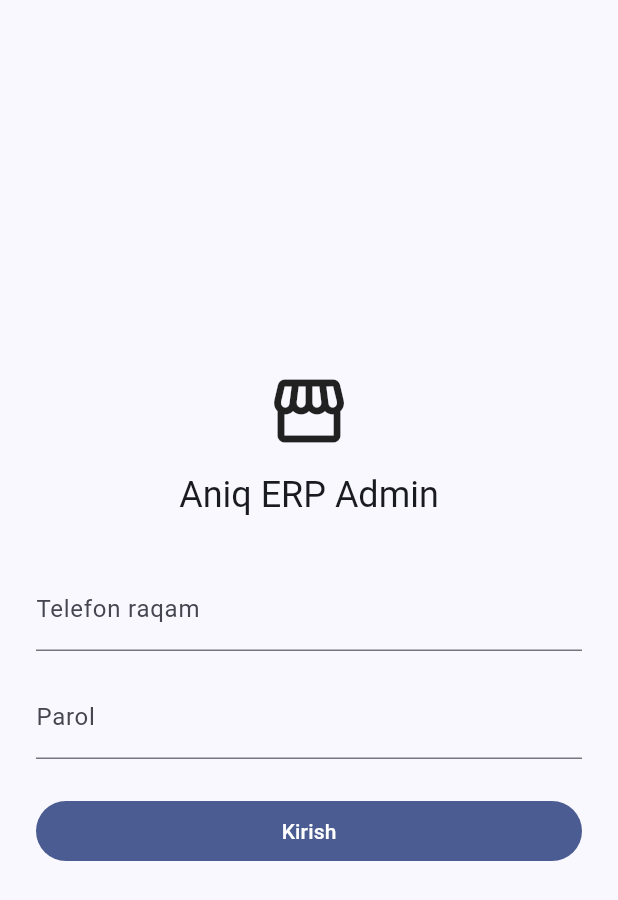
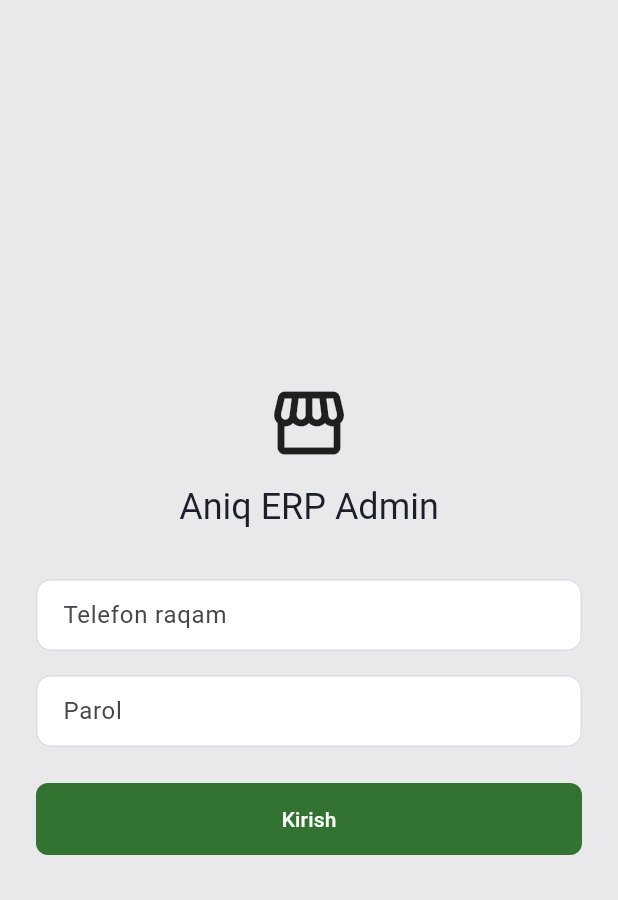
Before and after one commit to Ikhtiyor-s/erp, a Flutter app: the screen it shows after launch, on a phone screen of 412 x 824 dp. Shown: the top 900 px of the screen. Run offline on Flutter 3.47's test engine with Material 3 defaults, Android fonts, the phone set to English and light mode, and no system bars; our stand-ins replace connectivity_plus, dio, firebase_core, firebase_messaging, flutter_secure_storage, go_router and 1 more; missing offline and left inert: mobile_scanner; accounts and stored records are empty.

Commit message:
style(mobile-admin): shared theme + reusable search field and list tile
Introduces lib/theme/app_theme.dart, app_search_field.dart and
zebra_tile.dart, and reworks the existing screens (menu, orders,
expenses, staff, statistics, settings) to use them for a consistent
look.

Co-Authored-By: Claude Sonnet 5 <noreply@anthropic.com>

```diff
--- a/apps/merchant-admin/lib/main.dart
+++ b/apps/merchant-admin/lib/main.dart
@@ -7,6 +7,7 @@ import 'services/api_client.dart';
 import 'services/fcm_service.dart';
 import 'services/permissions_service.dart';
 import 'state/auth_state.dart';
+import 'theme/app_theme.dart';
 
 Future<void> main() async {
   WidgetsFlutterBinding.ensureInitialized();
@@ -64,14 +65,7 @@ class _MerchantAdminAppState extends State<MerchantAdminApp> with WidgetsBinding
     return MaterialApp.router(
       title: AppConfig.appName,
       debugShowCheckedModeBanner: false,
-      theme: ThemeData(
-        useMaterial3: true,
-        colorScheme: ColorScheme.fromSeed(seedColor: const Color(0xFF2563EB)),
-        appBarTheme: const AppBarTheme(
-          centerTitle: false,
-          elevation: 0,
-        ),
-      ),
+      theme: buildAppTheme(),
       routerConfig: _router,
     );
   }
--- a/apps/merchant-admin/lib/screens/expenses_screen.dart
+++ b/apps/merchant-admin/lib/screens/expenses_screen.dart
@@ -5,6 +5,7 @@ import '../services/expenses_service.dart';
 import '../services/permissions_service.dart';
 import '../utils/dio_error.dart';
 import '../widgets/permission_gate.dart';
+import '../widgets/zebra_tile.dart';
 
 /// `finance.extra-costs` list + create (DESIGN-merchant-admin.md §6.3).
 /// Delete is admin-only (`finance.delete` — `manager` never gets `.delete`
@@ -142,7 +143,9 @@ class _ExpensesScreenState extends State<ExpensesScreen> {
         itemCount: expenses.length,
         itemBuilder: (context, i) {
           final e = expenses[i];
-          return ListTile(
+          return ZebraTile(
+            index: i,
+            child: ListTile(
               title: Text(e.category),
               subtitle: Text([
                 if (e.costDate != null) e.costDate!.toLocal().toString().substring(0, 10),
@@ -164,6 +167,7 @@ class _ExpensesScreenState extends State<ExpensesScreen> {
                     ),
                   ),
                 ],
+              ),
             ),
           );
         },
--- a/apps/merchant-admin/lib/screens/menu/category_edit_screen.dart
+++ b/apps/merchant-admin/lib/screens/menu/category_edit_screen.dart
@@ -186,7 +186,7 @@ class _CategoryEditScreenState extends State<CategoryEditScreen> {
           ),
           const SizedBox(height: 16),
           if (canEdit)
-            ElevatedButton(
+            FilledButton(
               onPressed: _saving ? null : _save,
               child: _saving
                   ? const SizedBox(height: 20, width: 20, child: CircularProgressIndicator(strokeWidth: 2))
--- a/apps/merchant-admin/lib/screens/menu/category_list_screen.dart
+++ b/apps/merchant-admin/lib/screens/menu/category_list_screen.dart
@@ -3,6 +3,7 @@ import 'package:go_router/go_router.dart';
 import '../../services/menu_service.dart';
 import '../../utils/dio_error.dart';
 import '../../widgets/permission_gate.dart';
+import '../../widgets/zebra_tile.dart';
 
 class CategoryListScreen extends StatefulWidget {
   const CategoryListScreen({super.key});
@@ -103,7 +104,9 @@ class _CategoryListScreenState extends State<CategoryListScreen> {
         itemBuilder: (context, index) {
           final c = _categories[index];
           final parentName = c.parentId != null ? byId[c.parentId]?.name : null;
-          return ListTile(
+          return ZebraTile(
+            index: index,
+            child: ListTile(
               leading: const Icon(Icons.category_outlined, color: Colors.grey),
               title: Text(c.name),
               subtitle: parentName != null ? Text(parentName) : null,
@@ -115,6 +118,7 @@ class _CategoryListScreenState extends State<CategoryListScreen> {
                 ),
               ),
               onTap: () => context.push('/menu/categories/${c.id}'),
+            ),
           );
         },
       ),
--- a/apps/merchant-admin/lib/screens/menu/product_detail_screen.dart
+++ b/apps/merchant-admin/lib/screens/menu/product_detail_screen.dart
@@ -340,7 +340,7 @@ class _ProductDetailScreenState extends State<ProductDetailScreen> {
           ),
           const SizedBox(height: 16),
           if (canEdit)
-            ElevatedButton(
+            FilledButton(
               onPressed: _saving ? null : _save,
               child: _saving
                   ? const SizedBox(height: 20, width: 20, child: CircularProgressIndicator(strokeWidth: 2))
--- a/apps/merchant-admin/lib/screens/scanner_screen.dart
+++ b/apps/merchant-admin/lib/screens/scanner_screen.dart
@@ -158,7 +158,6 @@ class _ScannerScreenState extends State<ScannerScreen> {
                     controller: _manualController,
                     decoration: const InputDecoration(
                       labelText: 'Shtrix-kod',
-                      border: OutlineInputBorder(),
                       isDense: true,
                     ),
                     onSubmitted: _lookup,
--- a/apps/merchant-admin/lib/screens/statistics/custom_reports_screen.dart
+++ b/apps/merchant-admin/lib/screens/statistics/custom_reports_screen.dart
@@ -2,6 +2,7 @@ import 'package:flutter/material.dart';
 import 'package:flutter/services.dart';
 import '../../services/statistics_service.dart';
 import '../../utils/dio_error.dart';
+import '../../widgets/zebra_tile.dart';
 
 DateTimeRange _defaultRange() {
   final now = DateTime.now();
@@ -251,7 +252,8 @@ class _ReportSectionState<T> extends State<_ReportSection<T>> {
           else if (_loaded && _rows.isEmpty)
             Padding(padding: const EdgeInsets.all(16), child: Text(widget.emptyLabel))
           else if (_loaded)
-            for (final row in _rows) widget.itemBuilder(context, row),
+            for (var i = 0; i < _rows.length; i++)
+              ZebraTile(index: i, child: widget.itemBuilder(context, _rows[i])),
         ],
       ),
     );
--- /dev/null
+++ b/apps/merchant-admin/lib/theme/app_theme.dart
@@ -0,0 +1,120 @@
+import 'package:flutter/material.dart';
+
+class BrandColors {
+  const BrandColors._();
+
+  static const Color navy = Color(0xFF333A54);
+  static const Color navyDark = Color(0xFF262B3F);
+  static const Color navyLight = Color(0xFF454C6B);
+  static const Color primaryGreen = Color(0xFF327331);
+  static const Color accentGreen = Color(0xFF47A547);
+  static const Color accentMagenta = Color(0xFF802276);
+  static const Color zebraStripe = Color(0xFFF9F9F9);
+  static const Color scaffoldBackground = Color(0xFFE9E9EB);
+  static const Color cardBackground = Colors.white;
+  static const Color borderGray = Color(0xFFDDDDDF);
+}
+
+ThemeData buildAppTheme() {
+  final baseScheme = ColorScheme.fromSeed(
+    seedColor: BrandColors.navy,
+    brightness: Brightness.light,
+  );
+  final colorScheme = baseScheme.copyWith(
+    primary: BrandColors.navy,
+    onPrimary: Colors.white,
+    secondary: BrandColors.primaryGreen,
+    onSecondary: Colors.white,
+    surface: BrandColors.cardBackground,
+    onSurface: const Color(0xFF1C1F2A),
+    error: const Color(0xFFB3261E),
+  );
+
+  return ThemeData(
+    useMaterial3: true,
+    colorScheme: colorScheme,
+    scaffoldBackgroundColor: BrandColors.scaffoldBackground,
+    appBarTheme: const AppBarTheme(
+      backgroundColor: BrandColors.navy,
+      foregroundColor: Colors.white,
+      centerTitle: false,
+      elevation: 0,
+    ),
+    cardTheme: CardThemeData(
+      color: BrandColors.cardBackground,
+      elevation: 1,
+      margin: const EdgeInsets.symmetric(vertical: 6),
+      shape: RoundedRectangleBorder(
+        borderRadius: BorderRadius.circular(12),
+        side: const BorderSide(color: BrandColors.borderGray, width: 0.5),
+      ),
+    ),
+    filledButtonTheme: FilledButtonThemeData(
+      style: FilledButton.styleFrom(
+        backgroundColor: BrandColors.primaryGreen,
+        foregroundColor: Colors.white,
+        padding: const EdgeInsets.symmetric(vertical: 14, horizontal: 20),
+        shape: RoundedRectangleBorder(borderRadius: BorderRadius.circular(8)),
+      ),
+    ),
+    elevatedButtonTheme: ElevatedButtonThemeData(
+      style: ElevatedButton.styleFrom(
+        backgroundColor: BrandColors.primaryGreen,
+        foregroundColor: Colors.white,
+        padding: const EdgeInsets.symmetric(vertical: 14, horizontal: 20),
+        shape: RoundedRectangleBorder(borderRadius: BorderRadius.circular(8)),
+      ),
+    ),
+    outlinedButtonTheme: OutlinedButtonThemeData(
+      style: OutlinedButton.styleFrom(
+        foregroundColor: BrandColors.navy,
+        side: const BorderSide(color: BrandColors.navy),
+        shape: RoundedRectangleBorder(borderRadius: BorderRadius.circular(8)),
+      ),
+    ),
+    textButtonTheme: TextButtonThemeData(
+      style: TextButton.styleFrom(foregroundColor: BrandColors.navy),
+    ),
+    floatingActionButtonTheme: const FloatingActionButtonThemeData(
+      backgroundColor: BrandColors.primaryGreen,
+      foregroundColor: Colors.white,
+    ),
+    inputDecorationTheme: InputDecorationTheme(
+      filled: true,
+      fillColor: Colors.white,
+      contentPadding: const EdgeInsets.symmetric(horizontal: 14, vertical: 12),
+      border: OutlineInputBorder(
+        borderRadius: BorderRadius.circular(10),
+        borderSide: const BorderSide(color: BrandColors.borderGray),
+      ),
+      enabledBorder: OutlineInputBorder(
+        borderRadius: BorderRadius.circular(10),
+        borderSide: const BorderSide(color: BrandColors.borderGray),
+      ),
+      focusedBorder: OutlineInputBorder(
+        borderRadius: BorderRadius.circular(10),
+        borderSide: const BorderSide(color: BrandColors.navy, width: 1.5),
+      ),
+    ),
+    navigationBarTheme: NavigationBarThemeData(
+      backgroundColor: BrandColors.navy,
+      indicatorColor: BrandColors.primaryGreen,
+      surfaceTintColor: Colors.transparent,
+      labelTextStyle: WidgetStateProperty.resolveWith(
+        (states) => const TextStyle(color: Colors.white, fontSize: 11),
+      ),
+      iconTheme: WidgetStateProperty.resolveWith(
+        (states) => IconThemeData(
+          color: states.contains(WidgetState.selected) ? Colors.white : Colors.white70,
+        ),
+      ),
+    ),
+    dividerTheme: const DividerThemeData(color: BrandColors.borderGray, space: 1),
+    chipTheme: ChipThemeData(
+      backgroundColor: BrandColors.zebraStripe,
+      side: const BorderSide(color: BrandColors.borderGray),
+      labelStyle: const TextStyle(color: BrandColors.navy),
+      shape: RoundedRectangleBorder(borderRadius: BorderRadius.circular(8)),
+    ),
+  );
+}
--- a/apps/merchant-admin/lib/widgets/app_shell.dart
+++ b/apps/merchant-admin/lib/widgets/app_shell.dart
@@ -3,6 +3,7 @@ import 'package:go_router/go_router.dart';
 import 'package:provider/provider.dart';
 import '../services/permissions_service.dart';
 import '../state/auth_state.dart';
+import '../theme/app_theme.dart';
 
 class _NavTab {
   final String route;
@@ -54,6 +55,11 @@ class AppShell extends StatelessWidget {
     return Scaffold(
       body: child,
       bottomNavigationBar: NavigationBar(
+        backgroundColor: BrandColors.navy,
+        indicatorColor: BrandColors.primaryGreen,
+        surfaceTintColor: Colors.transparent,
+        height: 64,
+        labelBehavior: NavigationDestinationLabelBehavior.alwaysHide,
         selectedIndex: currentIndex < 0 ? 0 : currentIndex,
         onDestinationSelected: (i) => context.go(tabs[i].route),
         destinations: [
```
Also changed, not shown: apps/merchant-admin/lib/screens/login_screen.dart (+10 -6 lines), apps/merchant-admin/lib/screens/menu/product_list_screen.dart (+8 -8 lines), apps/merchant-admin/lib/screens/more_screen.dart (+17 -4 lines), apps/merchant-admin/lib/screens/orders_screen.dart (+7 -7 lines), apps/merchant-admin/lib/screens/settings_screen.dart (+12 -7 lines), apps/merchant-admin/lib/screens/staff_screen.dart (+9 -2 lines), apps/merchant-admin/lib/screens/statistics/sales_history_screen.dart (+18 -6 lines), apps/merchant-admin/lib/screens/statistics/statistics_overview_screen.dart (+27 -16 lines), apps/merchant-admin/lib/widgets/app_search_field.dart (added, +45 -0 lines), apps/merchant-admin/lib/widgets/zebra_tile.dart (added, +17 -0 lines). Lines whose indentation alone changed are shown as unchanged.
